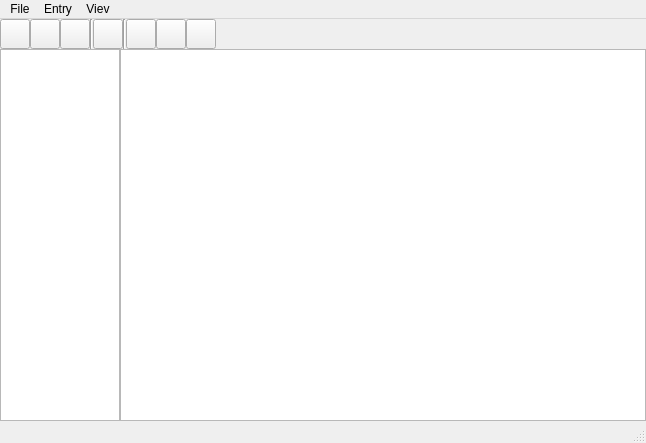
sochok222/RadikPass, file mainwindow.ui: the form before one commit.
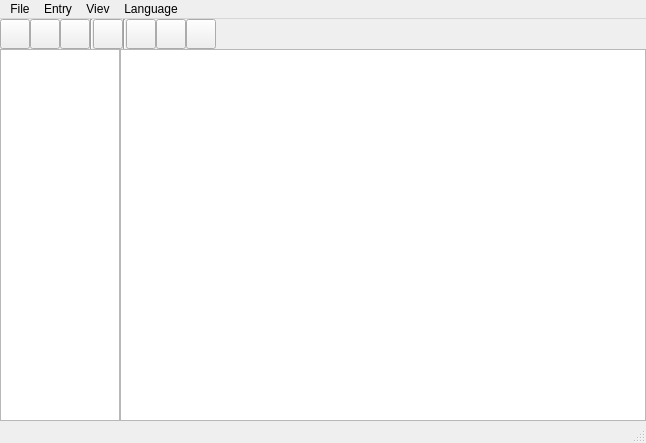
The form after the commit. Icons and pictures are not drawn.

The edit to the form file:
```diff
--- a/mainwindow.ui
+++ b/mainwindow.ui
@@ -367,9 +367,18 @@
     <addaction name="separator"/>
     <addaction name="actionConfigure_Columns"/>
    </widget>
+   <widget class="QMenu" name="menuLanguage">
+    <property name="title">
+     <string>Language</string>
+    </property>
+    <addaction name="actionEnglish"/>
+    <addaction name="actionUkrainian"/>
+    <addaction name="actionGerman"/>
+   </widget>
    <addaction name="menuFile"/>
    <addaction name="menuEntry"/>
    <addaction name="menuViev"/>
+   <addaction name="menuLanguage"/>
   </widget>
   <widget class="QStatusBar" name="statusbar"/>
   <action name="actionNew">
```
Left out of the diff: 15 changed lines with no effect on the pictures.
